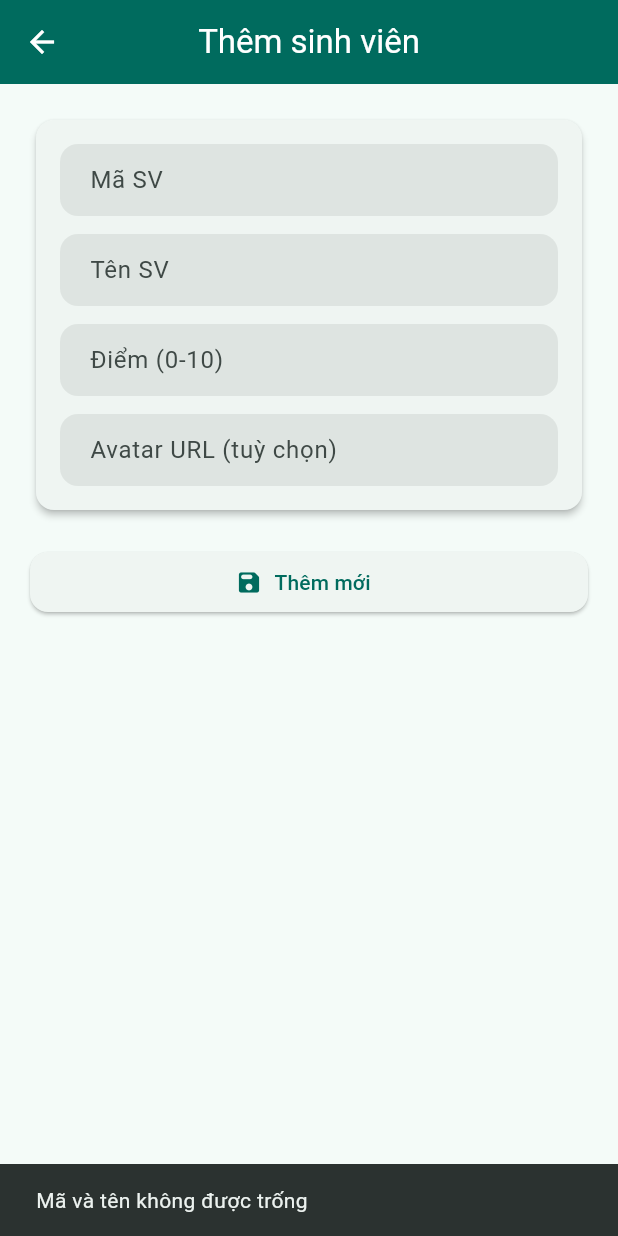
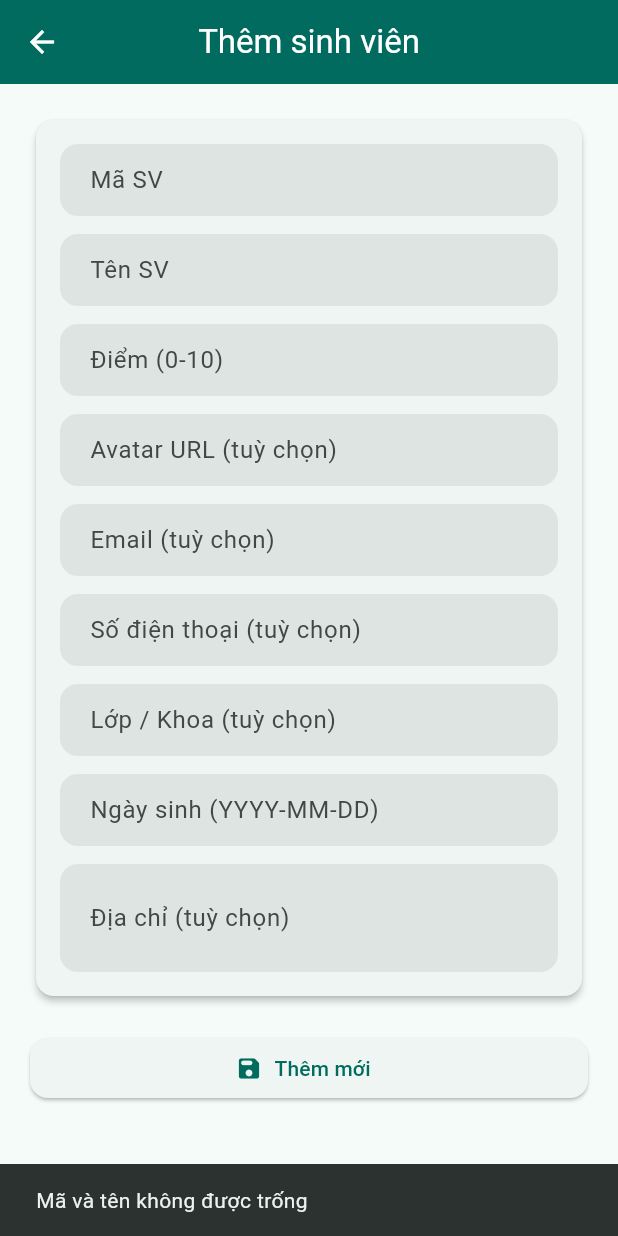
Before and after one commit to quanyeudau/QLSV_DangAnhQuan, a Flutter app: the StudentDetailScreen screen opened directly, after a tap on "Thêm mới", on a phone screen of 412 x 824 dp. Run offline on Flutter 3.47's test engine with Material 3 defaults, Android fonts, the phone set to English and light mode, and no system bars; our stand-ins replace sqflite; accounts and stored records are empty.

Commit message:
feat: add student fields (email, phone, className, dob, address) and DB v3

```diff
--- a/lib/models/student.dart
+++ b/lib/models/student.dart
@@ -3,8 +3,13 @@ class Student {
   String name;
   double score;
   String? avatarUrl; // optional remote/local image URL
+  String? email;
+  String? phone;
+  String? className;
+  String? dob; // ISO date string, e.g. 2000-12-31
+  String? address;
 
-  Student({required this.id, required this.name, required this.score, this.avatarUrl});
+  Student({required this.id, required this.name, required this.score, this.avatarUrl, this.email, this.phone, this.className, this.dob, this.address});
 
   String getRank() {
     if (score >= 8) return 'Giỏi';
@@ -19,6 +24,11 @@ class Student {
       'name': name,
       'score': score,
       'avatar_url': avatarUrl,
+      'email': email,
+      'phone': phone,
+      'class_name': className,
+      'dob': dob,
+      'address': address,
     };
   }
 
@@ -28,6 +38,11 @@ class Student {
       name: map['name'] as String,
       score: (map['score'] is int) ? (map['score'] as int).toDouble() : map['score'] as double,
       avatarUrl: map['avatar_url'] as String?,
+      email: map['email'] as String?,
+      phone: map['phone'] as String?,
+      className: map['class_name'] as String?,
+      dob: map['dob'] as String?,
+      address: map['address'] as String?,
     );
   }
 
--- a/lib/screens/student_detail_screen.dart
+++ b/lib/screens/student_detail_screen.dart
@@ -15,6 +15,11 @@ class _StudentDetailScreenState extends State<StudentDetailScreen> {
 	late final TextEditingController nameController;
 	late final TextEditingController scoreController;
 	late final TextEditingController _avatarController;
+	late final TextEditingController _emailController;
+	late final TextEditingController _phoneController;
+	late final TextEditingController _classController;
+	late final TextEditingController _dobController;
+	late final TextEditingController _addressController;
 	bool _saving = false;
 	bool _isNew = true;
 
@@ -26,6 +31,11 @@ class _StudentDetailScreenState extends State<StudentDetailScreen> {
 		nameController = TextEditingController(text: widget.student?.name ?? '');
 		scoreController = TextEditingController(text: widget.student?.score.toString() ?? '');
 		_avatarController = TextEditingController(text: widget.student?.avatarUrl ?? '');
+		_emailController = TextEditingController(text: widget.student?.email ?? '');
+		_phoneController = TextEditingController(text: widget.student?.phone ?? '');
+		_classController = TextEditingController(text: widget.student?.className ?? '');
+		_dobController = TextEditingController(text: widget.student?.dob ?? '');
+		_addressController = TextEditingController(text: widget.student?.address ?? '');
 	}
 
 	@override
@@ -34,6 +44,11 @@ class _StudentDetailScreenState extends State<StudentDetailScreen> {
 		nameController.dispose();
 		scoreController.dispose();
 		_avatarController.dispose();
+		_emailController.dispose();
+		_phoneController.dispose();
+		_classController.dispose();
+		_dobController.dispose();
+		_addressController.dispose();
 		super.dispose();
 	}
 
@@ -42,6 +57,11 @@ class _StudentDetailScreenState extends State<StudentDetailScreen> {
 		final name = nameController.text.trim();
 		final score = double.tryParse(scoreController.text) ?? 0;
 		final avatar = _avatarController.text.trim();
+		final email = _emailController.text.trim();
+		final phone = _phoneController.text.trim();
+		final className = _classController.text.trim();
+		final dob = _dobController.text.trim();
+		final address = _addressController.text.trim();
 		if (id.isEmpty || name.isEmpty) {
 			if (mounted) ScaffoldMessenger.of(context).showSnackBar(const SnackBar(content: Text('Mã và tên không được trống')));
 			return;
@@ -52,7 +72,17 @@ class _StudentDetailScreenState extends State<StudentDetailScreen> {
 		}
 		setState(() => _saving = true);
 		try {
-			final student = Student(id: id, name: name, score: score, avatarUrl: avatar.isEmpty ? null : avatar);
+			final student = Student(
+				id: id,
+				name: name,
+				score: score,
+				avatarUrl: avatar.isEmpty ? null : avatar,
+				email: email.isEmpty ? null : email,
+				phone: phone.isEmpty ? null : phone,
+				className: className.isEmpty ? null : className,
+				dob: dob.isEmpty ? null : dob,
+				address: address.isEmpty ? null : address,
+			);
 			await StudentDb.instance.upsertStudent(student);
 			if (mounted) Navigator.of(context).pop(true);
 		} catch (e) {
@@ -130,6 +160,34 @@ class _StudentDetailScreenState extends State<StudentDetailScreen> {
 											controller: _avatarController,
 											decoration: const InputDecoration(labelText: 'Avatar URL (tuỳ chọn)'),
 										),
+										const SizedBox(height: 12),
+										TextField(
+											controller: _emailController,
+											keyboardType: TextInputType.emailAddress,
+											decoration: const InputDecoration(labelText: 'Email (tuỳ chọn)'),
+										),
+										const SizedBox(height: 12),
+										TextField(
+											controller: _phoneController,
+											keyboardType: TextInputType.phone,
+											decoration: const InputDecoration(labelText: 'Số điện thoại (tuỳ chọn)'),
+										),
+										const SizedBox(height: 12),
+										TextField(
+											controller: _classController,
+											decoration: const InputDecoration(labelText: 'Lớp / Khoa (tuỳ chọn)'),
+										),
+										const SizedBox(height: 12),
+										TextField(
+											controller: _dobController,
+											decoration: const InputDecoration(labelText: 'Ngày sinh (YYYY-MM-DD)'),
+										),
+										const SizedBox(height: 12),
+										TextField(
+											controller: _addressController,
+											maxLines: 2,
+											decoration: const InputDecoration(labelText: 'Địa chỉ (tuỳ chọn)'),
+										),
 										if (_avatarController.text.isNotEmpty) ...[
 											const SizedBox(height: 8),
 											Align(
--- a/lib/screens/student_screen.dart
+++ b/lib/screens/student_screen.dart
@@ -200,7 +200,7 @@ class _StudentScreenState extends State<StudentScreen> {
                                   child: (s.avatarUrl != null && s.avatarUrl!.isNotEmpty) ? null : Text(initials),
                                 ),
                                 title: Text(s.name),
-                                subtitle: Text('${s.id} • Điểm: ${s.score} • ${s.getRank()}'),
+                                subtitle: Text('${s.id} • ${s.className ?? ''} • Điểm: ${s.score} • ${s.getRank()}\n${s.email ?? ''}'),
                                 trailing: const Icon(Icons.chevron_right),
                                 onTap: () => _openDetail(s),
                               );
```
Also changed, not shown: lib/data/student_db.dart (+16 -3 lines).
